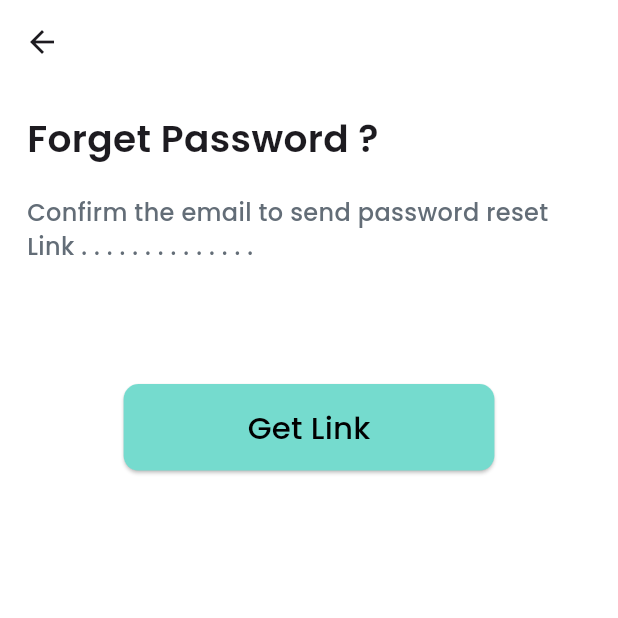
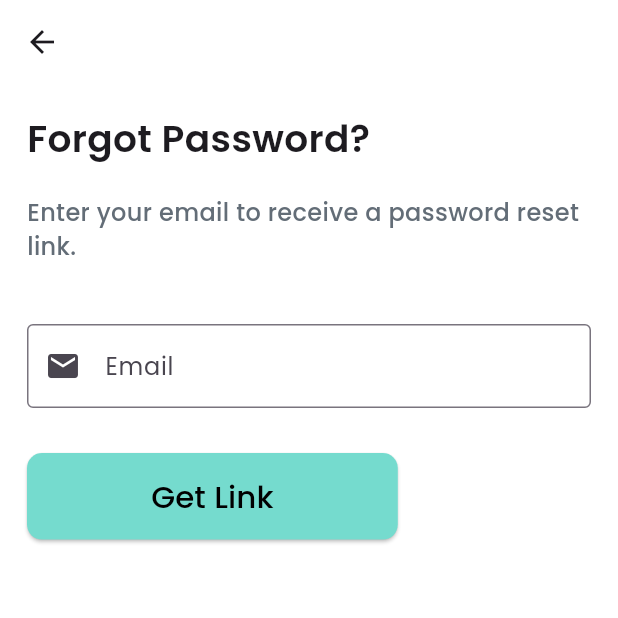
Before and after one commit to kowshik19/Design-Thinking, a Flutter app: the ForgotPassword screen opened directly, on a phone screen of 412 x 824 dp, the top half of it. Run offline on Flutter 3.47's test engine with Material 3 defaults, Android fonts, the phone set to English and light mode, and no system bars; our stand-ins replace appwrite, cloud_firestore, firebase_auth, firebase_core, google_fonts, google_nav_bar and 3 more; accounts and stored records are empty.

Commit message:
Added forgot password

```diff
--- a/lib/Home/Account/Settings.dart
+++ b/lib/Home/Account/Settings.dart
@@ -1,4 +1,5 @@
 import 'package:design_thinking/Home/Account/AboutUs.dart';
+import 'package:design_thinking/Login_screens/Forgot_password.dart';
 import 'package:flutter/material.dart';
 
 class Settings extends StatefulWidget {
@@ -27,7 +28,7 @@ class _SettingsState extends State<Settings> {
       body: Column(
         children: [
           const SizedBox(height: 30),
-          element_1(context, "Reset Password"),
+          element_1(context, "Reset Password", screen: ForgotPassword()),
           element_1(context, "About Us", screen: AboutUsPage()),
         ],
       ),
--- a/lib/Login_screens/Forgot_password.dart
+++ b/lib/Login_screens/Forgot_password.dart
@@ -1,5 +1,6 @@
+import 'package:firebase_auth/firebase_auth.dart';
+import 'package:flutter/material.dart';
 import 'package:design_thinking/Login_screens/login.dart';
-import 'package:flutter/material.dart';
 
 class ForgotPassword extends StatefulWidget {
   const ForgotPassword({super.key});
@@ -9,49 +10,76 @@ class ForgotPassword extends StatefulWidget {
 }
 
 class _ForgotPasswordState extends State<ForgotPassword> {
+  final TextEditingController _emailController = TextEditingController();
+
+  Future<void> resetPassword() async {
+    try {
+      await FirebaseAuth.instance.sendPasswordResetEmail(
+        email: _emailController.text.trim(),
+      );
+      ScaffoldMessenger.of(context).showSnackBar(
+        SnackBar(
+          content: Text(
+            'Password reset link sent! Check your email.',
+            style: TextStyle(color: Colors.green),
+          ),
+        ),
+      );
+      Navigator.pushReplacement(
+        context,
+        MaterialPageRoute(builder: (context) => Login()),
+      );
+    } catch (e) {
+      ScaffoldMessenger.of(
+        context,
+      ).showSnackBar(SnackBar(content: Text('Error: ${e.toString()}')));
+    }
+  }
+
   @override
   Widget build(BuildContext context) {
     double screenWidth = MediaQuery.of(context).size.width;
     double screenHeight = MediaQuery.of(context).size.height;
+
     return Scaffold(
       backgroundColor: Colors.white,
       appBar: AppBar(backgroundColor: Colors.white),
       body: Padding(
         padding: const EdgeInsets.all(18.0),
         child: Column(
+          crossAxisAlignment: CrossAxisAlignment.start,
           children: [
-            Align(
-              alignment: Alignment.centerLeft,
-              child: Text(
-                "Forget Password ?",
-                style: TextStyle(fontWeight: FontWeight.w600, fontSize: 25),
+            Text(
+              "Forgot Password?",
+              style: TextStyle(fontWeight: FontWeight.w600, fontSize: 25),
+            ),
+            SizedBox(height: 20),
+            Text(
+              'Enter your email to receive a password reset link.',
+              style: TextStyle(
+                fontWeight: FontWeight.w500,
+                fontSize: 16,
+                color: Color(0xff636D77),
               ),
             ),
-            SizedBox(height: 20),
-            Align(
-              alignment: Alignment.centerLeft,
-              child: Text(
-                'Confirm the email to send password reset Link . . . . . . . . . . . . . .',
-                style: const TextStyle(
-                  fontWeight: FontWeight.w500,
-                  fontSize: 16,
-                  color: Color(0xff636D77),
-                ),
+            SizedBox(height: 40),
+            TextField(
+              controller: _emailController,
+              keyboardType: TextInputType.emailAddress,
+              decoration: InputDecoration(
+                labelText: 'Email',
+                border: OutlineInputBorder(),
+                prefixIcon: Icon(Icons.email),
               ),
             ),
-            SizedBox(height: 80),
+            SizedBox(height: 30),
             SizedBox(
               height: screenHeight * 0.07,
               width: screenWidth * 0.6,
               child: ElevatedButton(
-                onPressed: () {
-                  Navigator.pushReplacement(
-                    context,
-                    MaterialPageRoute(builder: (context) => Login()),
-                  );
-                },
+                onPressed: resetPassword,
                 style: ElevatedButton.styleFrom(
-                  backgroundColor: const Color(0xff75DBCE),
+                  backgroundColor: Color(0xff75DBCE),
                   foregroundColor: Colors.black,
                   shape: RoundedRectangleBorder(
                     borderRadius: BorderRadius.circular(10),
@@ -63,7 +91,6 @@ class _ForgotPasswordState extends State<ForgotPassword> {
                 ),
               ),
             ),
-            SizedBox(height: 20),
           ],
         ),
       ),
```
Also changed, not shown: lib/Home/Account/Certificate.dart (+104 -24 lines), assets/template.png.
